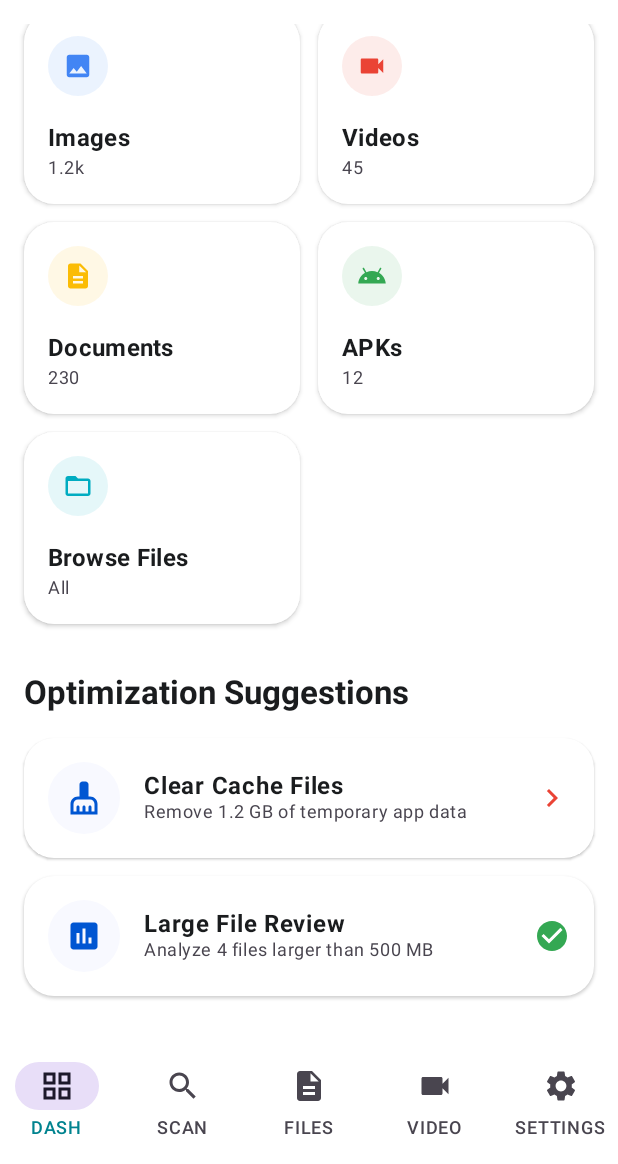
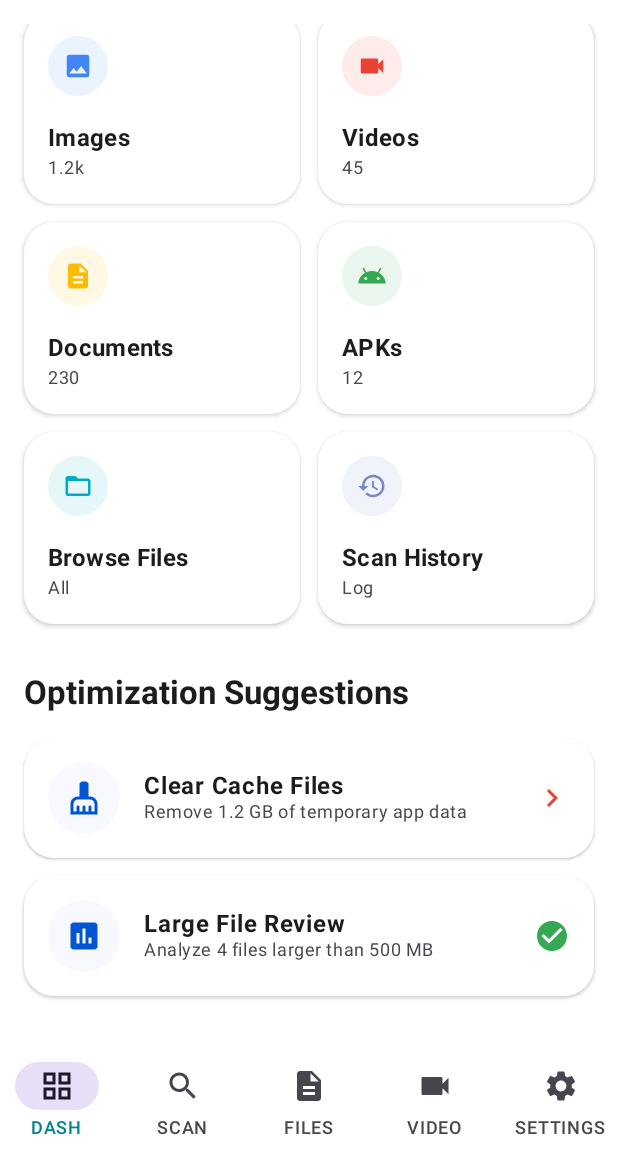
Before and after one commit to rahulpahuja/dedup, an Android app built with Jetpack Compose: the screen it shows after launch (MainActivity), scrolled down 324 dp, on a phone screen of 412 x 824 dp, the part 72-1236 px from its top. Run offline under Robolectric (Android 15) with nearby library versions, the light colour scheme and no system bars.

Commit message:
Update DashboardScreen.kt

```diff
--- a/DeDup/app/src/main/java/com/rp/dedup/screens/DashboardScreen.kt
+++ b/DeDup/app/src/main/java/com/rp/dedup/screens/DashboardScreen.kt
@@ -219,7 +219,14 @@ fun QuickScanGrid(navController: NavHostController) {
                 modifier = Modifier.weight(1f),
                 onClick = { navController.navigate(Screen.FileBrowser.route) }
             )
-            Spacer(modifier = Modifier.weight(1f))
+            ScanCategoryCard(
+                title = "Scan History",
+                count = "Log",
+                icon = Icons.Default.History,
+                color = Color(0xFF7986CB),
+                modifier = Modifier.weight(1f),
+                onClick = { navController.navigate(Screen.ScanHistory.route) }
+            )
         }
     }
 }
@@ -347,7 +354,7 @@ fun BottomNavigationBar(navController: NavHostController) {
         currentRoute == Screen.Cleanup.route -> 1
         currentRoute?.startsWith("file_scanner") == true || currentRoute == Screen.FileBrowser.route -> 2
         currentRoute == Screen.VideoScanner.route -> 3
-        currentRoute == Screen.Settings.route -> 4
+        currentRoute == Screen.Settings.route || currentRoute == Screen.ScanHistory.route -> 4
         else -> 0
     }
 
```
